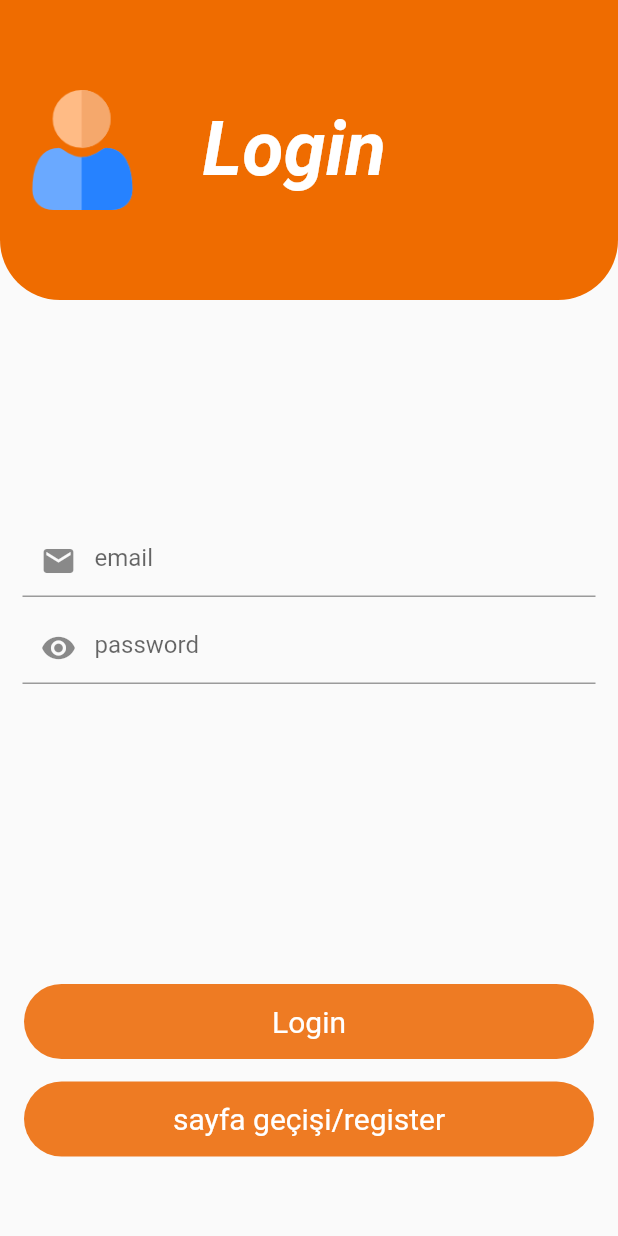
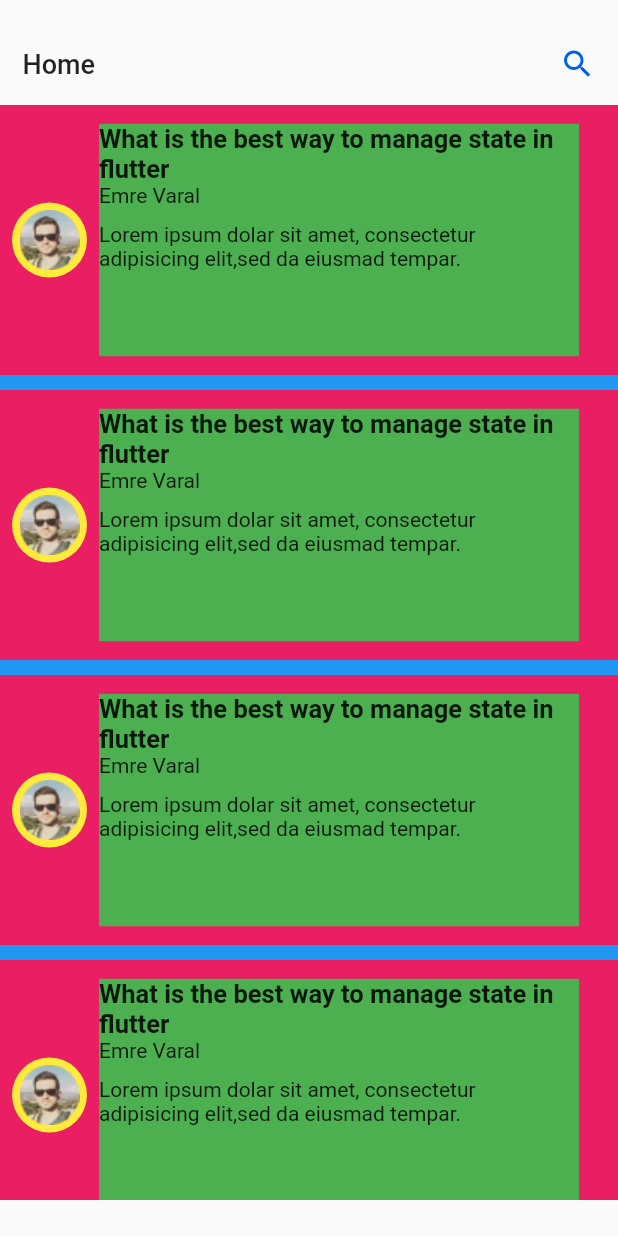
Before and after one commit to iremtekinn/firebase, a Flutter app: the screen it shows after launch, after a tap on "Login", on a phone screen of 412 x 824 dp. Run offline on Flutter 3.47's test engine with Material 2 defaults, Android fonts, the phone set to English and light mode, and no system bars; our stand-ins replace firebase_auth, firebase_core, get; accounts and stored records are empty; network calls fail.

Commit message:
home ui başlandı

```diff
--- a/lib/modules/login/login_scren.dart
+++ b/lib/modules/login/login_scren.dart
@@ -64,9 +64,11 @@ class Login extends GetView<LoginController> {
               ),
             ),
             SizedBox(height: 200,),
+
             GestureDetector(
-              onTap:() {
-                controller.auth.acount(controller.email.text,controller.password.text);
+              onTap:() async {
+               await controller.auth.acount(controller.email.text,controller.password.text);
+                Get.toNamed(Routes.PAGEONE);
               },
               child: Container(
                 decoration: BoxDecoration(
--- /dev/null
+++ b/lib/modules/pages/pageone_binding.dart
@@ -0,0 +1,9 @@
+import 'package:blog/modules/pages/pageone_controller.dart';
+import 'package:get/get.dart';
+
+class PageOneBinding extends Bindings{
+  @override
+  void dependencies(){
+    Get.put(PageOneController());
+  }
+}
--- /dev/null
+++ b/lib/modules/pages/pageone_controller.dart
@@ -0,0 +1,5 @@
+import 'package:get/get_state_manager/src/simple/get_controllers.dart';
+
+class PageOneController extends GetxController{
+
+}
--- /dev/null
+++ b/lib/modules/pages/pageone_screen.dart
@@ -0,0 +1,97 @@
+import 'package:flutter/material.dart';
+
+class PageOne extends StatelessWidget {
+  const PageOne({super.key});
+
+  @override
+  Widget build(BuildContext context) {
+    return Scaffold(
+        body: SingleChildScrollView(
+      child: Column(
+        children: [
+          Container(
+            width: double.infinity,
+            height: 70,
+            //color:Colors.red,
+            child: Padding(
+              padding: const EdgeInsets.only(left: 15, right: 15, top: 15),
+              child: Row(
+                mainAxisAlignment: MainAxisAlignment.spaceBetween,
+                children: [
+                  Text(
+                    "Home",
+                    style: TextStyle(fontWeight: FontWeight.w500, fontSize: 18),
+                  ),
+                  Icon(
+                    Icons.search,
+                    color: Color(0xff005FEE),
+                  ),
+                ],
+              ),
+            ),
+          ),
+          Container(
+            width: double.infinity,
+            height: 730,
+            color: Colors.blue,
+            child: ListView.builder(
+              itemCount: 4,
+              scrollDirection: Axis.vertical,
+              itemBuilder: (context, index) {
+                return Column(
+                  children: [
+                    Container(
+                      margin: EdgeInsets.only(bottom: 10),
+                      height: 180,
+                      color: Colors.pink,
+                      //width: double.infinity,
+                      child: Row(
+                        children: [
+                          Padding(
+                            padding: const EdgeInsets.all(8.0),
+                            child: Container(
+                              width: 50,
+                              height: 50,
+                              child: Image.asset("assets/man.png"),
+                              decoration: BoxDecoration(
+                                  color: Colors.yellow,
+                                  borderRadius: BorderRadius.circular(30)),
+                            ),
+                          ),
+                          Container(
+                              color: Colors.green,
+                              height: 155,
+                              width: 320,
+                              child: Column(
+                                crossAxisAlignment: CrossAxisAlignment.start,
+                                children: [
+                                  Text(
+                                    "What is the best way to manage state in flutter",
+                                    maxLines: 2,
+                                    style: TextStyle(
+                                      fontWeight: FontWeight.w600,
+                                      fontSize: 17,
+                                    ),
+                                  ),
+                                  Text("Emre Varal"),
+                                  SizedBox(height: 10,),
+                                  Text(
+                                    "Lorem ipsum dolar sit amet, consectetur adipisicing elit,sed da eiusmad tempar.",
+                                    maxLines: 2,
+                                  )
+                                ],
+                              ))
+                        ],
+                      ),
+                    )
+                  ],
+                );
+              },
+            ),
+          ),
+
+        ],
+      ),
+    ));
+  }
+}
--- a/lib/routes/app_pages.dart
+++ b/lib/routes/app_pages.dart
@@ -1,10 +1,12 @@
 import 'package:blog/modules/login/login_binding.dart';
+import 'package:blog/modules/pages/pageone_screen.dart';
 import 'package:blog/modules/register/register_binding.dart';
 import 'package:flutter/material.dart';
 import 'package:get/get.dart';
 
 
 import '../modules/login/login_scren.dart';
+import '../modules/pages/pageone_binding.dart';
 import '../modules/register/register_screen.dart';
 part 'app_routes.dart';
 class AppPages{
@@ -23,5 +25,14 @@ class AppPages{
      binding: LoginBinding(),
 
     ),
+
+
+   GetPage(
+      name: Routes.PAGEONE,
+    page: ()=>PageOne(),
+     binding: PageOneBinding(),
+
+    ),
+
   ];
 }
--- a/lib/routes/app_routes.dart
+++ b/lib/routes/app_routes.dart
@@ -4,4 +4,6 @@ abstract class Routes{
   static const LOGIN = '/login';
 
   static const REGISTER = '/register';
+
+  static const PAGEONE = '/pageone';
 }
```
Also changed, not shown: assets/man.png (added).
